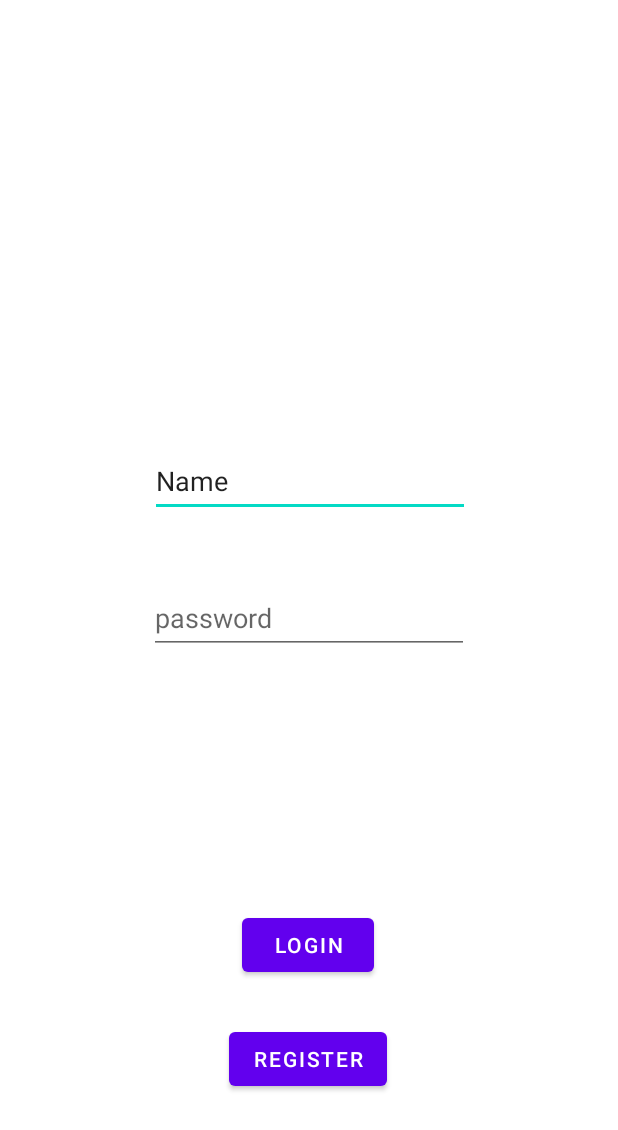
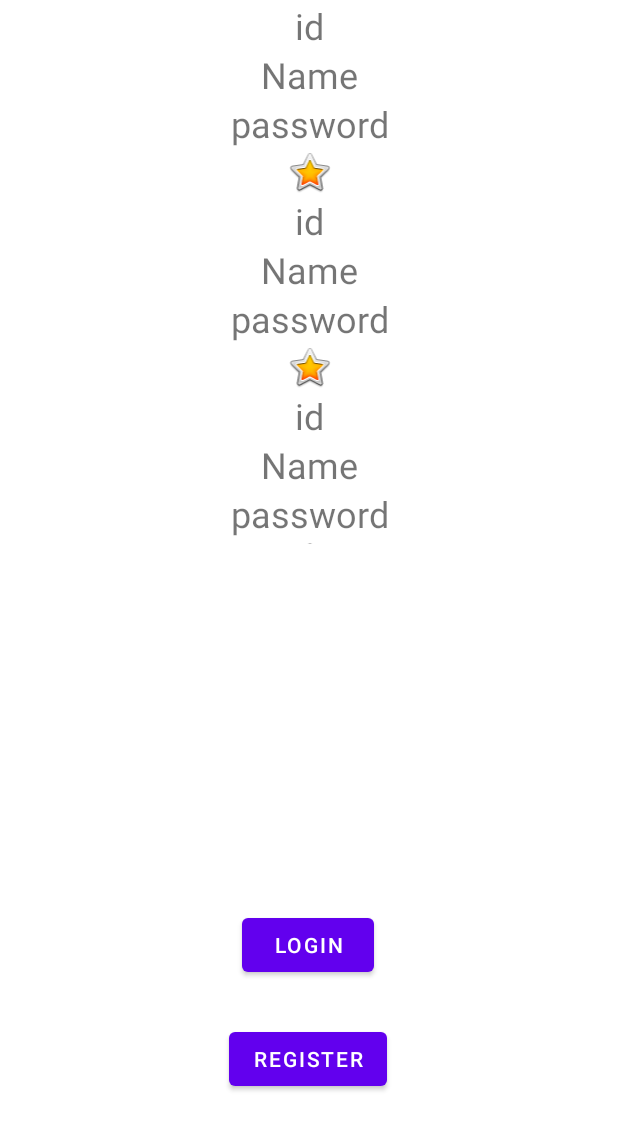
Before and after one commit to SMU28/Libreria, an Android app: the layout fragment_login.xml on its own in the app's theme, with its tools: preview values and no code run, on a phone screen of 412 x 824 dp. Shown: the top 1130 px of the screen. Run offline under Robolectric (Android 15) with nearby library versions, the phone set to English and light mode, and no system bars.

Commit message:
Recycler View

```diff
--- a/app/src/main/res/layout/fragment_login.xml
+++ b/app/src/main/res/layout/fragment_login.xml
@@ -30,35 +30,16 @@
         app:layout_constraintTop_toBottomOf="@+id/BotonL"
         app:layout_constraintVertical_bias="0.227" />
 
-    <EditText
-        android:id="@+id/editTextTextPersonName"
-        android:layout_width="wrap_content"
-        android:layout_height="wrap_content"
-        android:ems="10"
-        android:inputType="textPersonName"
-        android:minHeight="48dp"
-        android:text="@string/nm"
-        app:layout_constraintBottom_toTopOf="@+id/editTextTextPassword"
-        app:layout_constraintEnd_toEndOf="parent"
-        app:layout_constraintHorizontal_bias="0.502"
-        app:layout_constraintStart_toStartOf="parent"
-        app:layout_constraintTop_toTopOf="parent"
-        app:layout_constraintVertical_bias="0.872"
-        android:autofillHints=""
-        tools:ignore="LabelFor" />
-
-    <EditText
-        android:id="@+id/editTextTextPassword"
-        android:layout_width="wrap_content"
-        android:layout_height="wrap_content"
-        android:ems="10"
-        android:hint="@string/pass"
-        android:inputType="textPassword"
-        android:minHeight="48dp"
+    <androidx.recyclerview.widget.RecyclerView
+        android:id="@+id/listaPersonasRV"
+        android:layout_width="403dp"
+        android:layout_height="362dp"
         app:layout_constraintBottom_toBottomOf="parent"
+        app:layout_constraintBottom_toTopOf="@+id/BotonL"
         app:layout_constraintEnd_toEndOf="parent"
         app:layout_constraintStart_toStartOf="parent"
         app:layout_constraintTop_toTopOf="parent"
-        android:autofillHints="" />
+        app:layout_constraintVertical_bias="0.004"
+        tools:listitem="@layout/usuario_item_layout" />
 
 </androidx.constraintlayout.widget.ConstraintLayout>
--- a/app/src/main/res/layout/fragment_register.xml
+++ b/app/src/main/res/layout/fragment_register.xml
@@ -48,7 +48,8 @@
         app:layout_constraintHorizontal_bias="0.497"
         app:layout_constraintStart_toStartOf="parent"
         tools:ignore="MissingConstraints"
-        tools:layout_editor_absoluteY="314dp" />
+        tools:layout_editor_absoluteY="314dp"
+        android:importantForAutofill="no" />
 
     <EditText
         android:id="@+id/editTextTextPersonName2"
@@ -63,5 +64,6 @@
         app:layout_constraintHorizontal_bias="0.497"
         app:layout_constraintStart_toStartOf="parent"
         app:layout_constraintTop_toBottomOf="@+id/editTextPassword"
-        app:layout_constraintVertical_bias="0.629" />
+        app:layout_constraintVertical_bias="0.629"
+        android:importantForAutofill="no" />
 </androidx.constraintlayout.widget.ConstraintLayout>
--- /dev/null
+++ b/app/src/main/res/layout/usuario_item_layout.xml
@@ -0,0 +1,41 @@
+<?xml version="1.0" encoding="utf-8"?>
+<LinearLayout xmlns:android="http://schemas.android.com/apk/res/android"
+    xmlns:app="http://schemas.android.com/apk/res-auto"
+    android:layout_width="match_parent"
+    android:layout_height="wrap_content"
+    android:orientation="vertical">
+
+    <TextView
+        android:id="@+id/idPersonaLista"
+        android:layout_width="match_parent"
+        android:layout_height="wrap_content"
+        android:layout_weight="1"
+        android:gravity="center"
+        android:text="@string/idhint"
+        android:textSize="24sp" />
+
+    <TextView
+        android:id="@+id/namePersonaLista"
+        android:layout_width="match_parent"
+        android:layout_height="wrap_content"
+        android:layout_weight="1"
+        android:gravity="center"
+        android:text="@string/nameEditText"
+        android:textSize="24sp" />
+
+    <TextView
+        android:id="@+id/passwordPersonaLista"
+        android:layout_width="match_parent"
+        android:layout_height="wrap_content"
+        android:layout_weight="1"
+        android:gravity="center"
+        android:text="@string/passwordhint"
+        android:textSize="24sp" />
+
+    <ImageView
+        android:id="@+id/imageView"
+        android:layout_width="match_parent"
+        android:layout_height="wrap_content"
+        android:layout_weight="1"
+        app:srcCompat="@android:drawable/btn_star_big_on" />
+</LinearLayout>
```
Also changed, not shown: app/src/main/java/exercice/libreria/LoginFragment.java (+45 -1 lines), app/src/main/java/exercice/libreria/PersonaRecyclerViewAdapter.java (added, +89 -0 lines).
